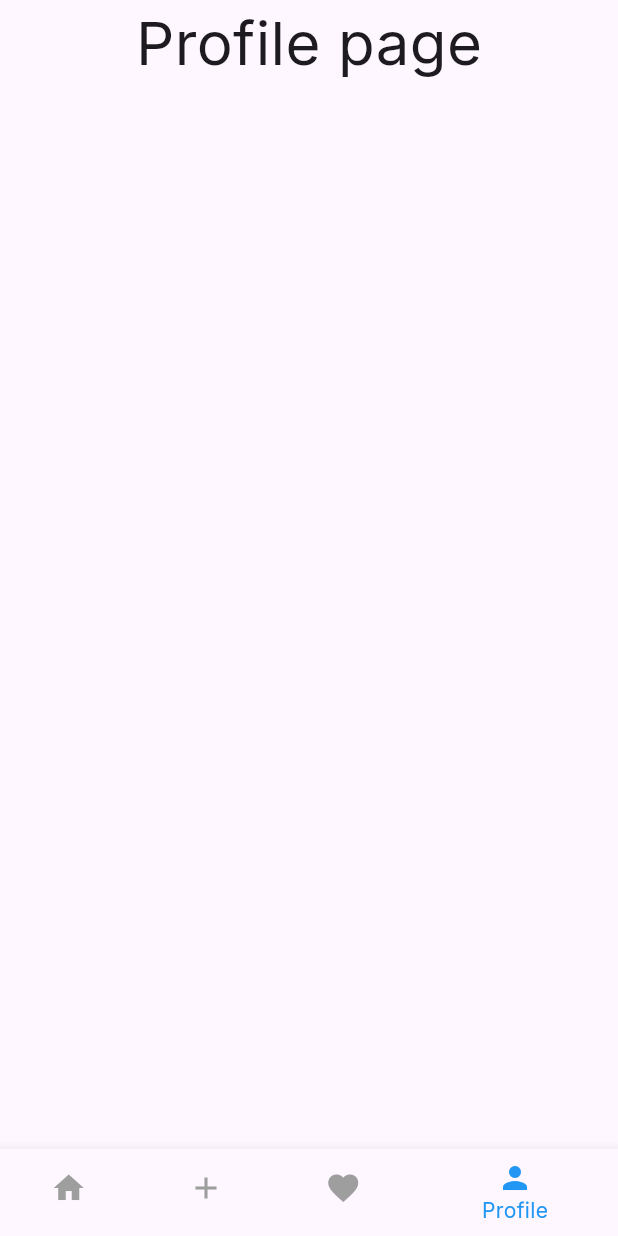
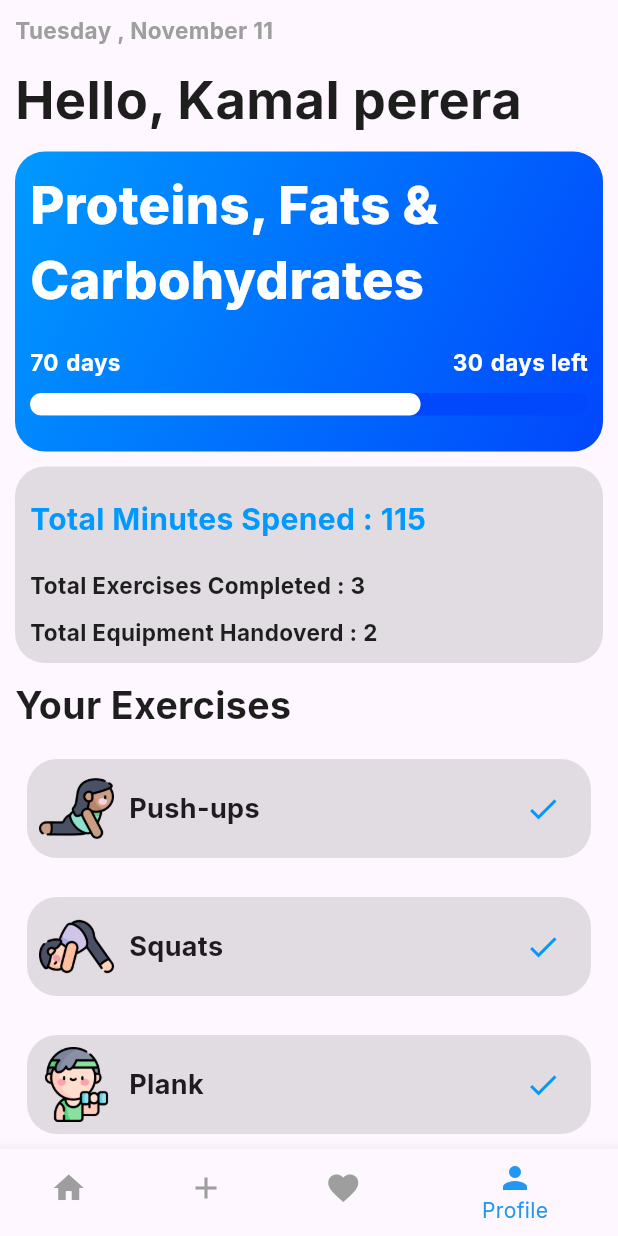
Before and after one commit to S-Dulanjana/Workout-Planner, a Flutter app: the screen it shows after launch, item 4 of the bottom bar chosen, on a phone screen of 412 x 824 dp. Run offline on Flutter 3.47's test engine with Material 3 defaults, Android fonts, the phone set to English and light mode, and no system bars; our stand-ins replace google_fonts.

Commit message:
build profile page

```diff
--- a/lib/data/user_data.dart
+++ b/lib/data/user_data.dart
@@ -55,42 +55,42 @@ User user = User(
   ],
 
   favouriteExerciseList: [
-    Exercise(
-      exerciseName: "Push-ups",
-      exerciseImageUrl: "assets/exercises/cobra.png",
-      noOfMinuites: 15,
-      id: 0,
-      completed: false,
-    ),
-    Exercise(
-      exerciseName: "Plank",
-      exerciseImageUrl: "assets/exercises/dragging.png",
-      noOfMinuites: 30,
-      id: 2,
-      completed: false,
-    ),
+    // Exercise(
+    //   exerciseName: "Push-ups",
+    //   exerciseImageUrl: "assets/exercises/cobra.png",
+    //   noOfMinuites: 15,
+    //   id: 0,
+    //   completed: false,
+    // ),
+    // Exercise(
+    //   exerciseName: "Plank",
+    //   exerciseImageUrl: "assets/exercises/dragging.png",
+    //   noOfMinuites: 30,
+    //   id: 2,
+    //   completed: false,
+    // ),
   ],
 
   favouriteEquipmentList: [
-    Equipment(
-      id: 1,
-      equipmentName: "Resistance Bands",
-      equipmentDescription:
-          "Resistance bands provide constant tension on the muscles during movement, which helps enhance both strength and stability. The Workout Planner app includes multiple resistance band exercises such as banded squats, lateral walks, bicep curls, tricep extensions, and shoulder raises.",
-      equipmentImageUrl: "assets/equipments/checklist.png",
-      noOfMinuites: 20,
-      handOvered: false,
-      noOfCalories: 15,
-    ),
-    Equipment(
-      id: 0,
-      equipmentName: "Dumbbells",
-      equipmentDescription:
-          "Dumbbells are highly versatile because they can be used for both upper-body and lower-body workouts. The Workout Planner app includes a library of dumbbell exercises such as bicep curls, shoulder presses, lunges, chest flies, and squats. Each exercise is explained with clear instructions, illustrations, and video demonstrations.",
-      equipmentImageUrl: "assets/equipments/calendar.png",
-      noOfMinuites: 30,
-      noOfCalories: 2,
-      handOvered: false,
-    ),
+    // Equipment(
+    //   id: 1,
+    //   equipmentName: "Resistance Bands",
+    //   equipmentDescription:
+    //       "Resistance bands provide constant tension on the muscles during movement, which helps enhance both strength and stability. The Workout Planner app includes multiple resistance band exercises such as banded squats, lateral walks, bicep curls, tricep extensions, and shoulder raises.",
+    //   equipmentImageUrl: "assets/equipments/checklist.png",
+    //   noOfMinuites: 20,
+    //   handOvered: false,
+    //   noOfCalories: 15,
+    // ),
+    // Equipment(
+    //   id: 0,
+    //   equipmentName: "Dumbbells",
+    //   equipmentDescription:
+    //       "Dumbbells are highly versatile because they can be used for both upper-body and lower-body workouts. The Workout Planner app includes a library of dumbbell exercises such as bicep curls, shoulder presses, lunges, chest flies, and squats. Each exercise is explained with clear instructions, illustrations, and video demonstrations.",
+    //   equipmentImageUrl: "assets/equipments/calendar.png",
+    //   noOfMinuites: 30,
+    //   noOfCalories: 2,
+    //   handOvered: false,
+    // ),
   ],
 );
--- a/lib/models/user_model.dart
+++ b/lib/models/user_model.dart
@@ -71,4 +71,21 @@ class User {
   void removeFavouriteEquipment(Equipment equipment) {
     favouriteEquipmentList.remove(equipment);
   }
+
+  //methos to calculate the total minuites spend
+  int calculateTotalMinuitesSpent() {
+    int totalMinuitesSpend = 0;
+
+    //loop to the exerciseslist and calculate the no of minuites
+    for (var exercise in exerciseList) {
+      totalMinuitesSpend += exercise.noOfMinuites;
+    }
+
+    //loop to the equipmentlist and calculate the no of minuites
+    for (var equipment in equipmentList) {
+      totalMinuitesSpend += equipment.noOfMinuites;
+    }
+
+    return totalMinuitesSpend;
+  }
 }
--- a/lib/pages/favourite_page.dart
+++ b/lib/pages/favourite_page.dart
@@ -36,7 +36,7 @@ class _FavouritePageState extends State<FavouritePage> {
               crossAxisAlignment: CrossAxisAlignment.start,
               children: [
                 Text(
-                  "$formattedDate  $formattedDay",
+                  "${formattedDate} ${formattedDay}",
                   style: TextStyle(
                     fontSize: 15,
                     fontWeight: FontWeight.bold,
@@ -44,13 +44,19 @@ class _FavouritePageState extends State<FavouritePage> {
                   ),
                 ),
 
+                Row(
+                  children: [
                     Text(
-                  "Hello, ${userData.fullName}",
+                      "Hello, ${userData.fullName} ",
                       style: TextStyle(
                         fontSize: 35,
                         fontWeight: FontWeight.w700,
                         color: kMainBlackColor,
                       ),
+                    ),
+
+                    Icon(Icons.favorite, size: 45, color: kMainLightPinkColor),
+                  ],
                 ),
 
                 SizedBox(height: 10),
@@ -139,7 +145,7 @@ class _FavouritePageState extends State<FavouritePage> {
                     crossAxisCount: 2,
                     crossAxisSpacing: kDefaultPadding,
                     mainAxisSpacing: kDefaultPadding,
-                    childAspectRatio: 19 / 45,
+                    childAspectRatio: 19 / 50,
                   ),
                   itemCount: userData.favouriteEquipmentList.length,
                   itemBuilder: (context, index) {
--- a/lib/pages/profile_page.dart
+++ b/lib/pages/profile_page.dart
@@ -1,4 +1,11 @@
 import 'package:flutter/material.dart';
+import 'package:intl/intl.dart';
+import 'package:workout_planner/constants/colors.dart';
+import 'package:workout_planner/constants/responsive.dart';
+import 'package:workout_planner/data/user_data.dart';
+import 'package:workout_planner/models/exercises_model.dart';
+import 'package:workout_planner/widgets/profile_card.dart';
+import 'package:workout_planner/widgets/progress_card.dart';
 
 class ProfilePage extends StatefulWidget {
   const ProfilePage({super.key});
@@ -8,13 +15,122 @@ class ProfilePage extends StatefulWidget {
 }
 
 class _ProfilePageState extends State<ProfilePage> {
+  //Date and Time formatter
+  final DateFormat formeeter = DateFormat('EEEE , MMMM');
+  final DateFormat dayFormat = DateFormat('dd');
   @override
   Widget build(BuildContext context) {
+    DateTime now = DateTime.now();
+    String formattedDate = formeeter.format(now);
+    String formattedDay = dayFormat.format(now);
+
+    final userData = user;
+
     return Scaffold(
       body: SafeArea(
         child: SingleChildScrollView(
-          child: Center(
-            child: Text("Profile page", style: TextStyle(fontSize: 40)),
+          child: Padding(
+            padding: const EdgeInsets.all(kDefaultPadding),
+            child: Column(
+              crossAxisAlignment: CrossAxisAlignment.start,
+              children: [
+                Text(
+                  "$formattedDate $formattedDay",
+                  style: TextStyle(
+                    fontSize: 15,
+                    fontWeight: FontWeight.bold,
+                    color: kSubTitleColor,
+                  ),
+                ),
+
+                SizedBox(height: 10),
+                Text(
+                  "Hello, ${userData.fullName} ",
+                  style: TextStyle(
+                    fontSize: 35,
+                    fontWeight: FontWeight.w700,
+                    color: kMainBlackColor,
+                  ),
+                ),
+
+                SizedBox(height: 10),
+                ProgressCard(progressValue: 0.7, total: 100),
+
+                SizedBox(height: 10),
+
+                Container(
+                  width: double.infinity,
+                  decoration: BoxDecoration(
+                    borderRadius: BorderRadius.circular(20),
+                    // ignore: deprecated_member_use
+                    color: kSubTitleColor.withOpacity(0.3),
+                  ),
+                  child: Padding(
+                    padding: const EdgeInsets.all(kDefaultPadding),
+                    child: Column(
+                      crossAxisAlignment: CrossAxisAlignment.start,
+                      children: [
+                        SizedBox(height: 10),
+                        Text(
+                          "Total Minutes Spened : ${userData.calculateTotalMinuitesSpent()}",
+                          style: TextStyle(
+                            fontSize: 20,
+                            fontWeight: FontWeight.bold,
+                            color: kMainColor,
+                          ),
+                        ),
+                        SizedBox(height: 20),
+                        Text(
+                          "Total Exercises Completed : 3 ",
+                          style: TextStyle(
+                            fontSize: 15,
+                            fontWeight: FontWeight.bold,
+                            color: kMainBlackColor,
+                          ),
+                        ),
+                        SizedBox(height: 10),
+                        Text(
+                          "Total Equipment Handoverd : 2 ",
+                          style: TextStyle(
+                            fontSize: 15,
+                            fontWeight: FontWeight.bold,
+                            color: kMainBlackColor,
+                          ),
+                        ),
+                      ],
+                    ),
+                  ),
+                ),
+
+                SizedBox(height: 10),
+                Text(
+                  "Your Exercises ",
+                  style: TextStyle(
+                    fontSize: 25,
+                    fontWeight: FontWeight.w700,
+                    color: kMainBlackColor,
+                  ),
+                ),
+                SizedBox(height: 10),
+
+                //exercise list bof the user
+                ListView.builder(
+                  shrinkWrap: true,
+                  physics: NeverScrollableScrollPhysics(),
+                  itemCount: userData.exerciseList.length,
+                  itemBuilder: (context, index) {
+                    Exercise userExercise = userData.exerciseList[index];
+                    return ProfileCard(
+                      taskName: userExercise.exerciseName,
+                      taskImageUrl: userExercise.exerciseImageUrl,
+                      markAsDone: () {},
+                    );
+                  },
+                ),
+                SizedBox(height: 10),
+                SizedBox(height: 10),
+              ],
+            ),
           ),
         ),
       ),
--- /dev/null
+++ b/lib/widgets/profile_card.dart
@@ -0,0 +1,60 @@
+import 'package:flutter/material.dart';
+import 'package:workout_planner/constants/colors.dart';
+
+class ProfileCard extends StatefulWidget {
+  final String taskName;
+  final String taskImageUrl;
+  final void Function() markAsDone;
+
+  const ProfileCard({
+    super.key,
+    required this.taskName,
+    required this.taskImageUrl,
+    required this.markAsDone,
+  });
+
+  @override
+  State<ProfileCard> createState() => _ProfileCardState();
+}
+
+class _ProfileCardState extends State<ProfileCard> {
+  @override
+  Widget build(BuildContext context) {
+    return Padding(
+      padding: const EdgeInsets.all(8.0),
+      child: Container(
+        width: double.infinity,
+        margin: EdgeInsets.only(bottom: 10),
+        decoration: BoxDecoration(
+          borderRadius: BorderRadius.circular(20),
+          // ignore: deprecated_member_use
+          color: kSubTitleColor.withOpacity(0.3),
+        ),
+        child: Padding(
+          padding: const EdgeInsets.all(8.0),
+          child: Row(
+            children: [
+              Image.asset(widget.taskImageUrl, width: 50, fit: BoxFit.cover),
+
+              SizedBox(width: 10),
+
+              Text(
+                widget.taskName,
+                style: TextStyle(fontSize: 18, fontWeight: FontWeight.bold),
+              ),
+
+              Spacer(),
+
+              IconButton(
+                onPressed: () {
+                  widget.markAsDone();
+                },
+                icon: Icon(Icons.check, color: kMainColor),
+              ),
+            ],
+          ),
+        ),
+      ),
+    );
+  }
+}
```
Lines whose indentation alone changed are shown as unchanged.
